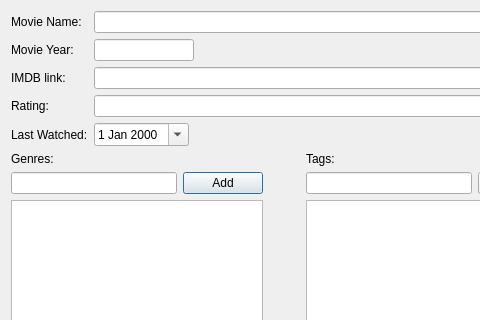
First picture: the form in src/addnewmoviedialog.ui, repository mrafcho001/QtMovieCollection, before the edit; both pictures show x 0 to 480 and y 0 to 320 of the 569 by 510 pixel window.
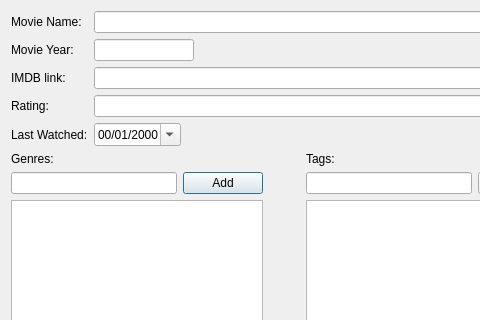
Second picture: the form after the edit.

Patch:
```diff
--- a/src/addnewmoviedialog.ui
+++ b/src/addnewmoviedialog.ui
@@ -75,6 +75,12 @@
      </item>
      <item row="4" column="1">
       <widget class="QDateEdit" name="deLastWatched">
+       <property name="currentSection">
+        <enum>QDateTimeEdit::NoSection</enum>
+       </property>
+       <property name="displayFormat">
+        <string>mm/dd/yyyy</string>
+       </property>
        <property name="calendarPopup">
         <bool>true</bool>
        </property>
```
